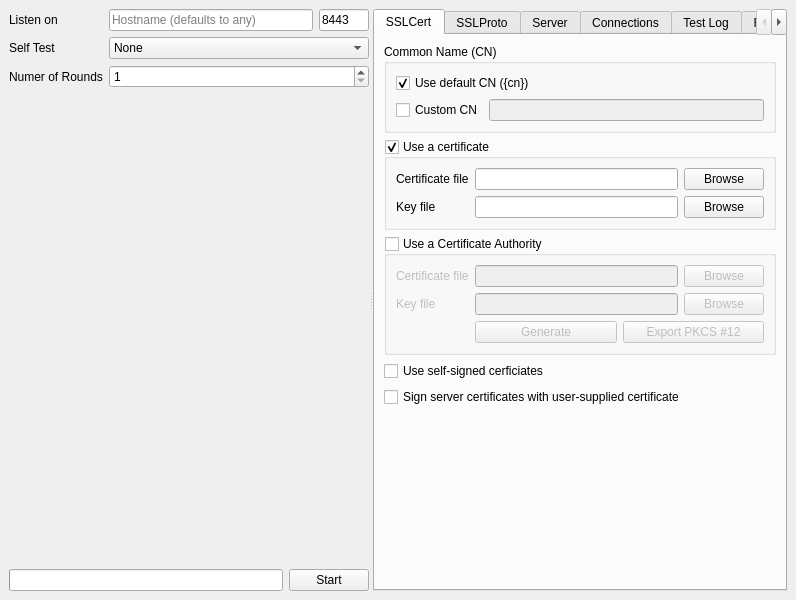
The window that ui/main.ui (abbbe/sslcaudit) describes before a commit, drawn with Qt 5.
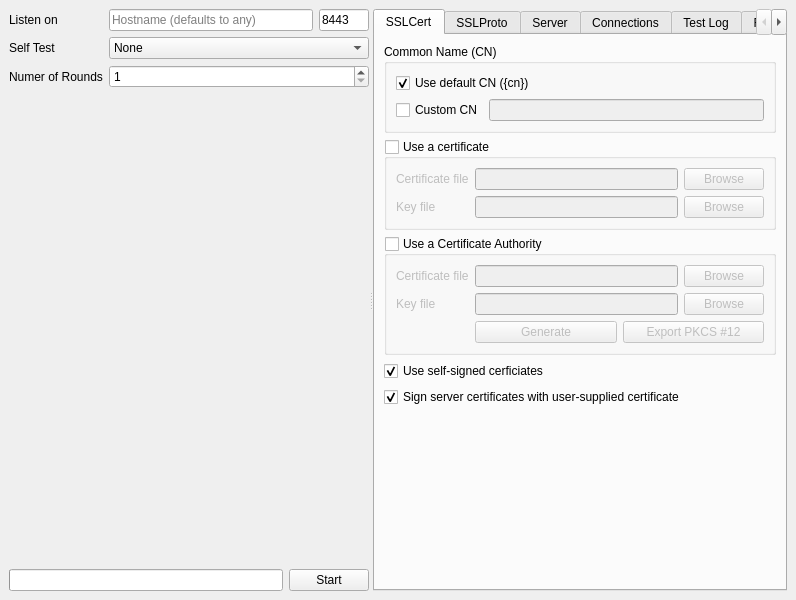
The same window after the commit.

Commit message: cosmetic changes; changed default state of checkboxes on sslcert tab

```diff
--- a/ui/main.ui
+++ b/ui/main.ui
@@ -228,6 +228,9 @@
            <property name="checkable">
             <bool>true</bool>
            </property>
+           <property name="checked">
+            <bool>false</bool>
+           </property>
            <layout class="QFormLayout" name="formLayout_2">
             <item row="0" column="0">
              <widget class="QLabel" name="label">
@@ -372,6 +375,9 @@
            <property name="text">
             <string>Use self-signed cerficiates</string>
            </property>
+           <property name="checked">
+            <bool>true</bool>
+           </property>
           </widget>
          </item>
          <item row="4" column="0">
@@ -379,6 +385,9 @@
            <property name="text">
             <string>Sign server certificates with user-supplied certificate</string>
            </property>
+           <property name="checked">
+            <bool>true</bool>
+           </property>
           </widget>
          </item>
          <item row="5" column="0">
@@ -469,7 +478,7 @@
          </item>
         </layout>
        </widget>
-       <widget class="QWidget" name="">
+       <widget class="QWidget" name="widget">
         <attribute name="title">
          <string>Server</string>
         </attribute>
```
Left out of the diff: 4 changed lines with no effect on the pictures. The commit also changes 2 other files.
